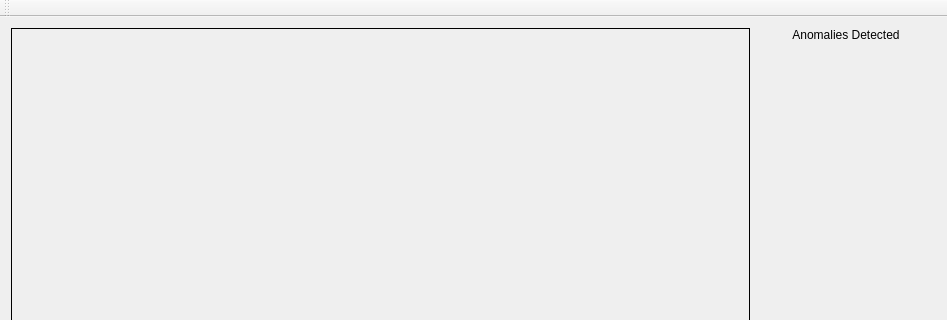
Before: the Qt Designer form QtVigil/QtVigil.ui in khaledsalem999/Vigil, drawn with Qt 5; both pictures show x 0 to 947 and y 0 to 320 of the 947 by 642 pixel window.
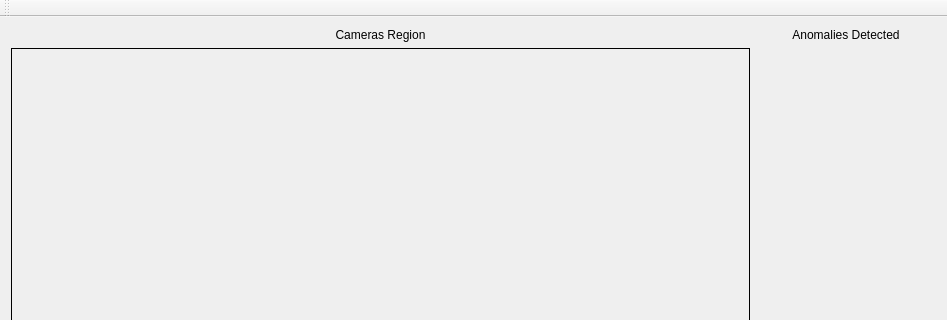
After: the same form once the commit is applied.

The edit to the form file:
```diff
--- a/QtVigil/QtVigil.ui
+++ b/QtVigil/QtVigil.ui
@@ -15,18 +15,29 @@
   </property>
   <widget class="QWidget" name="centralWidget">
    <layout class="QGridLayout" name="gridLayout">
-    <item row="2" column="4">
-     <widget class="QPushButton" name="PostiveTrain">
-      <property name="text">
-       <string>Select Postive Training Files</string>
+    <item row="1" column="2" colspan="4">
+     <widget class="QFrame" name="frame">
+      <property name="frameShape">
+       <enum>QFrame::Box</enum>
       </property>
-     </widget>
-    </item>
-    <item row="2" column="6">
-     <widget class="QPushButton" name="StartTrain">
-      <property name="text">
-       <string>Start Training</string>
+      <property name="frameShadow">
+       <enum>QFrame::Plain</enum>
       </property>
+      <widget class="QWidget" name="gridLayoutWidget">
+       <property name="geometry">
+        <rect>
+         <x>1</x>
+         <y>1</y>
+         <width>741</width>
+         <height>491</height>
+        </rect>
+       </property>
+       <layout class="QGridLayout" name="CamViewReg">
+        <property name="sizeConstraint">
+         <enum>QLayout::SetFixedSize</enum>
+        </property>
+       </layout>
+      </widget>
      </widget>
     </item>
     <item row="2" column="3">
@@ -52,13 +63,6 @@
       </property>
      </widget>
     </item>
-    <item row="2" column="5">
-     <widget class="QPushButton" name="NegativeTrain">
-      <property name="text">
-       <string>Select Negative Training Files</string>
-      </property>
-     </widget>
-    </item>
     <item row="2" column="2">
      <widget class="QPushButton" name="AddCam">
       <property name="text">
@@ -66,25 +70,35 @@
       </property>
      </widget>
     </item>
-    <item row="0" column="2" rowspan="2" colspan="4">
-     <widget class="QFrame" name="frame">
-      <property name="frameShape">
-       <enum>QFrame::Box</enum>
+    <item row="2" column="6">
+     <widget class="QPushButton" name="StartTrain">
+      <property name="text">
+       <string>Start Training</string>
       </property>
-      <property name="frameShadow">
-       <enum>QFrame::Plain</enum>
+     </widget>
+    </item>
+    <item row="2" column="5">
+     <widget class="QPushButton" name="NegativeTrain">
+      <property name="text">
+       <string>Select Negative Training Files</string>
       </property>
-      <widget class="QWidget" name="gridLayoutWidget">
-       <property name="geometry">
-        <rect>
-         <x>0</x>
-         <y>0</y>
-         <width>741</width>
-         <height>521</height>
-        </rect>
-       </property>
-       <layout class="QGridLayout" name="CamsRegion"/>
-      </widget>
+     </widget>
+    </item>
+    <item row="2" column="4">
+     <widget class="QPushButton" name="PostiveTrain">
+      <property name="text">
+       <string>Select Postive Training Files</string>
+      </property>
+     </widget>
+    </item>
+    <item row="0" column="2" colspan="4">
+     <widget class="QLabel" name="label_2">
+      <property name="text">
+       <string>Cameras Region</string>
+      </property>
+      <property name="alignment">
+       <set>Qt::AlignCenter</set>
+      </property>
      </widget>
     </item>
    </layout>
```
